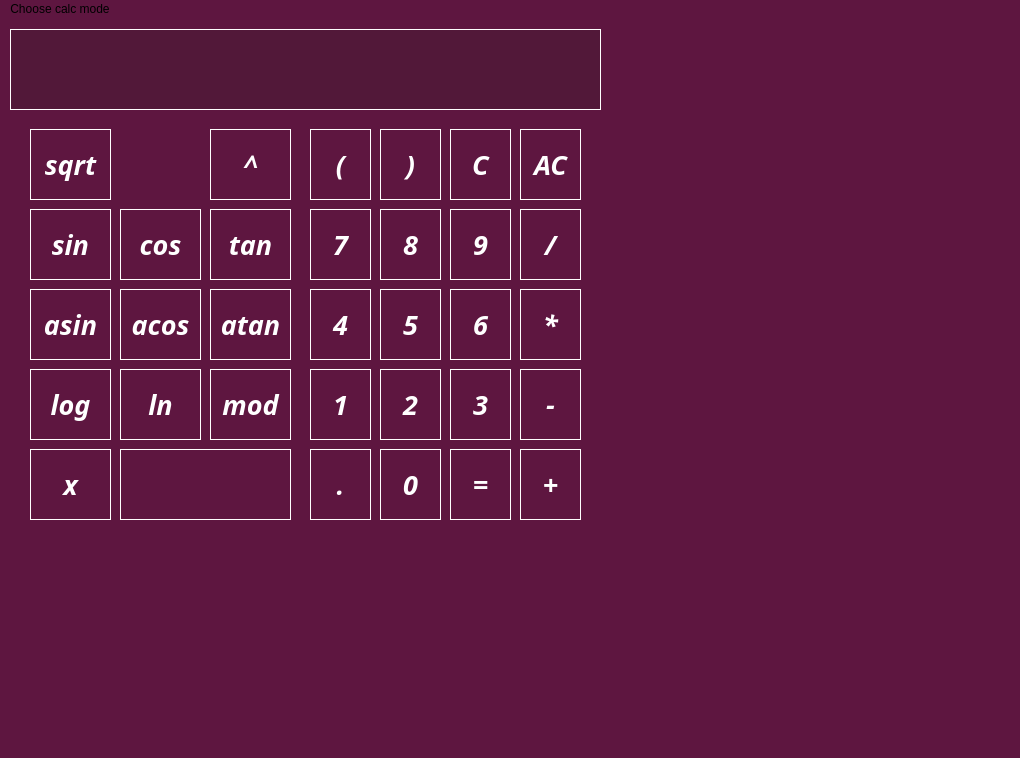
PolinaSKozlova/SmartCalc_v2.0, file src/mainwindow.ui: the form before one commit.
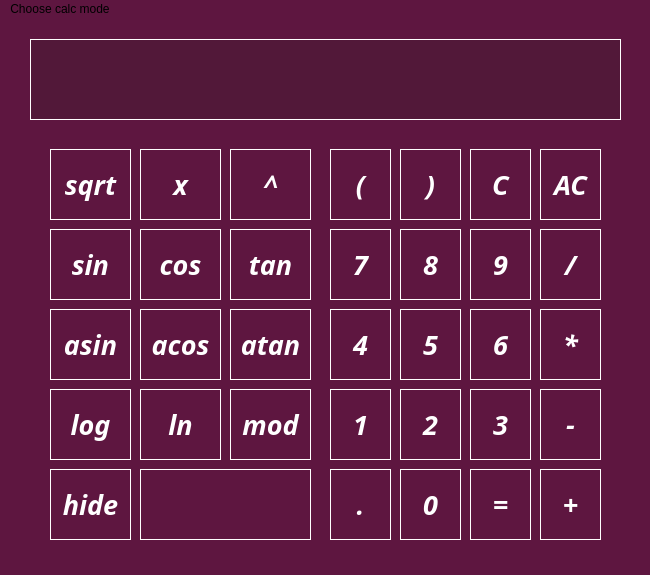
The form after the commit.

Patch:
```diff
--- a/src/mainwindow.ui
+++ b/src/mainwindow.ui
@@ -6,8 +6,8 @@
    <rect>
     <x>0</x>
     <y>0</y>
-    <width>1020</width>
-    <height>758</height>
+    <width>650</width>
+    <height>575</height>
    </rect>
   </property>
   <property name="font">
@@ -25,8 +25,8 @@
    <widget class="QLineEdit" name="lineEdit">
     <property name="geometry">
      <rect>
-      <x>10</x>
-      <y>10</y>
+      <x>30</x>
+      <y>20</y>
       <width>591</width>
       <height>81</height>
      </rect>
@@ -57,9 +57,9 @@
    <widget class="QFrame" name="frame">
     <property name="geometry">
      <rect>
-      <x>20</x>
-      <y>100</y>
-      <width>571</width>
+      <x>40</x>
+      <y>120</y>
+      <width>561</width>
       <height>421</height>
      </rect>
     </property>
@@ -1060,8 +1060,8 @@
     <widget class="QPushButton" name="variable_x">
      <property name="geometry">
       <rect>
-       <x>10</x>
-       <y>330</y>
+       <x>100</x>
+       <y>10</y>
        <width>81</width>
        <height>71</height>
       </rect>
@@ -1318,6 +1318,44 @@
       <set>Qt::AlignRight|Qt::AlignTrailing|Qt::AlignVCenter</set>
      </property>
     </widget>
+    <widget class="QPushButton" name="hide_x_mode">
+     <property name="geometry">
+      <rect>
+       <x>10</x>
+       <y>330</y>
+       <width>81</width>
+       <height>71</height>
+      </rect>
+     </property>
+     <property name="font">
+      <font>
+       <family>Shree Devanagari 714</family>
+       <pointsize>20</pointsize>
+       <italic>true</italic>
+       <bold>true</bold>
+       <underline>false</underline>
+       <strikeout>false</strikeout>
+       <stylestrategy>PreferDefault</stylestrategy>
+       <kerning>true</kerning>
+      </font>
+     </property>
+     <property name="styleSheet">
+      <string notr="true">QPushButton {
+background-color: qlineargradient(x1: 0, y1: 0, x2: 0, y2: 1,
+                                      stop: 0 #f5b5da, stop: 1 #521839 );
+color: white;
+border: 1px solid white;
+}
+
+QPushButton:pressed {
+    background-color: qlineargradient(x1: 0, y1: 0, x2: 0, y2: 1,
+                                      stop: 0 #521839, stop: 1 #f5b5da);
+}</string>
+     </property>
+     <property name="text">
+      <string>hide</string>
+     </property>
+    </widget>
    </widget>
   </widget>
   <widget class="QStatusBar" name="statusbar"/>
@@ -1326,7 +1364,7 @@
     <rect>
      <x>0</x>
      <y>0</y>
-     <width>1020</width>
+     <width>650</width>
      <height>24</height>
     </rect>
    </property>
```
Left out of the diff: 21 changed lines with no effect on the pictures.
